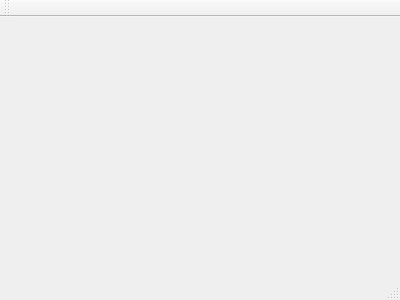
Old version of the form client/qt/qtdesigner/dcomp/mainwindow.ui in the repository eonuallain/dcomp.
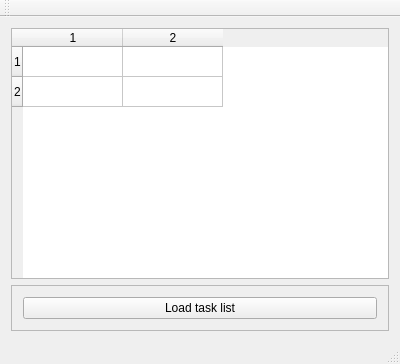
New version of the form.

Commit message: add table/button to form

What changed in the file:
```diff
--- a/client/qt/qtdesigner/dcomp/mainwindow.ui
+++ b/client/qt/qtdesigner/dcomp/mainwindow.ui
@@ -1,24 +1,75 @@
 <ui version="4.0">
  <class>MainWindow</class>
- <widget class="QMainWindow" name="MainWindow" >
-  <property name="geometry" >
+ <widget class="QMainWindow" name="MainWindow">
+  <property name="geometry">
    <rect>
     <x>0</x>
     <y>0</y>
     <width>400</width>
-    <height>300</height>
+    <height>364</height>
    </rect>
   </property>
   <property name="windowTitle" >
    <string>MainWindow</string>
   </property>
-  <widget class="QMenuBar" name="menuBar" />
-  <widget class="QToolBar" name="mainToolBar" />
-  <widget class="QWidget" name="centralWidget" />
-  <widget class="QStatusBar" name="statusBar" />
+  <widget class="QWidget" name="centralWidget">
+   <layout class="QGridLayout" name="gridLayout_2">
+    <item row="0" column="0">
+     <widget class="QTableWidget" name="tableWidget">
+      <property name="rowCount">
+       <number>2</number>
+      </property>
+      <property name="columnCount">
+       <number>2</number>
+      </property>
+      <row/>
+      <row/>
+      <column/>
+      <column/>
+     </widget>
+    </item>
+    <item row="1" column="0">
+     <widget class="QFrame" name="frame">
+      <property name="frameShape">
+       <enum>QFrame::StyledPanel</enum>
+      </property>
+      <property name="frameShadow">
+       <enum>QFrame::Raised</enum>
+      </property>
+      <layout class="QGridLayout" name="gridLayout">
+       <item row="0" column="0">
+        <widget class="QPushButton" name="pushButton">
+         <property name="text">
+          <string>Load task list</string>
+         </property>
+        </widget>
+       </item>
+      </layout>
+     </widget>
+    </item>
+   </layout>
+  </widget>
+  <widget class="QMenuBar" name="menuBar">
+   <property name="geometry">
+    <rect>
+     <x>0</x>
+     <y>0</y>
+     <width>400</width>
+     <height>20</height>
+    </rect>
+   </property>
+  </widget>
+  <widget class="QToolBar" name="mainToolBar">
+   <attribute name="toolBarArea">
+    <enum>TopToolBarArea</enum>
+   </attribute>
+   <attribute name="toolBarBreak">
+    <bool>false</bool>
+   </attribute>
+  </widget>
+  <widget class="QStatusBar" name="statusBar"/>
  </widget>
- <layoutDefault spacing="6" margin="11" />
- <pixmapfunction></pixmapfunction>
+ <layoutdefault spacing="6" margin="11"/>
  <resources/>
  <connections/>
 </ui>
```
Left out of the diff: 5 changed lines with no effect on the pictures. The commit also changes 5 other files.
